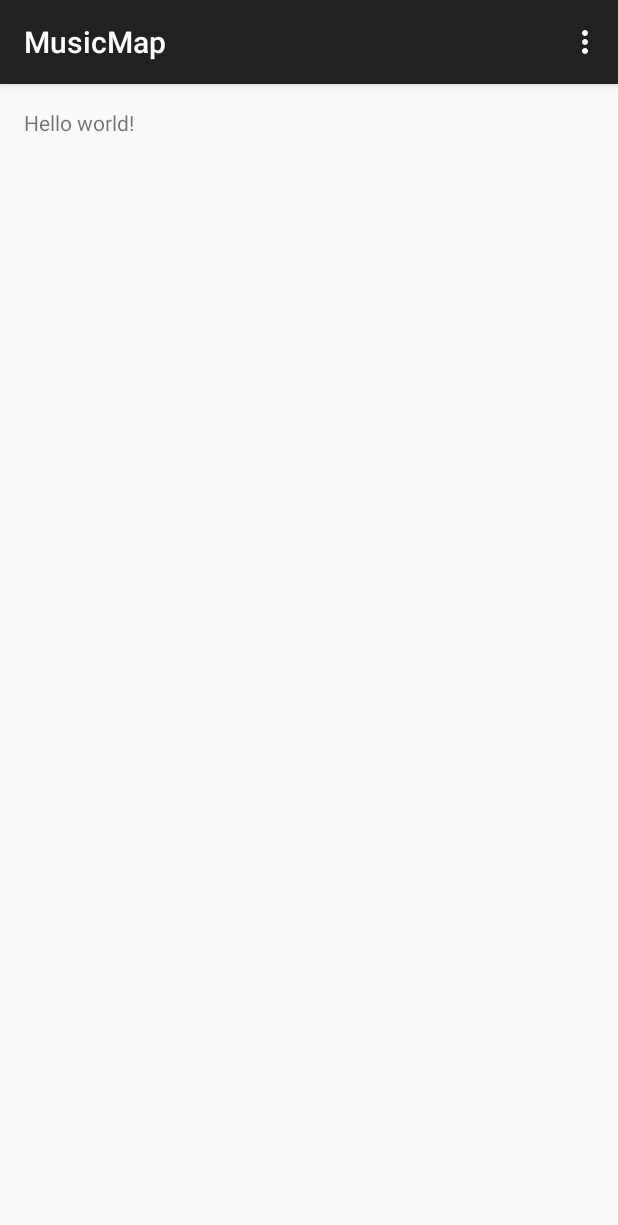
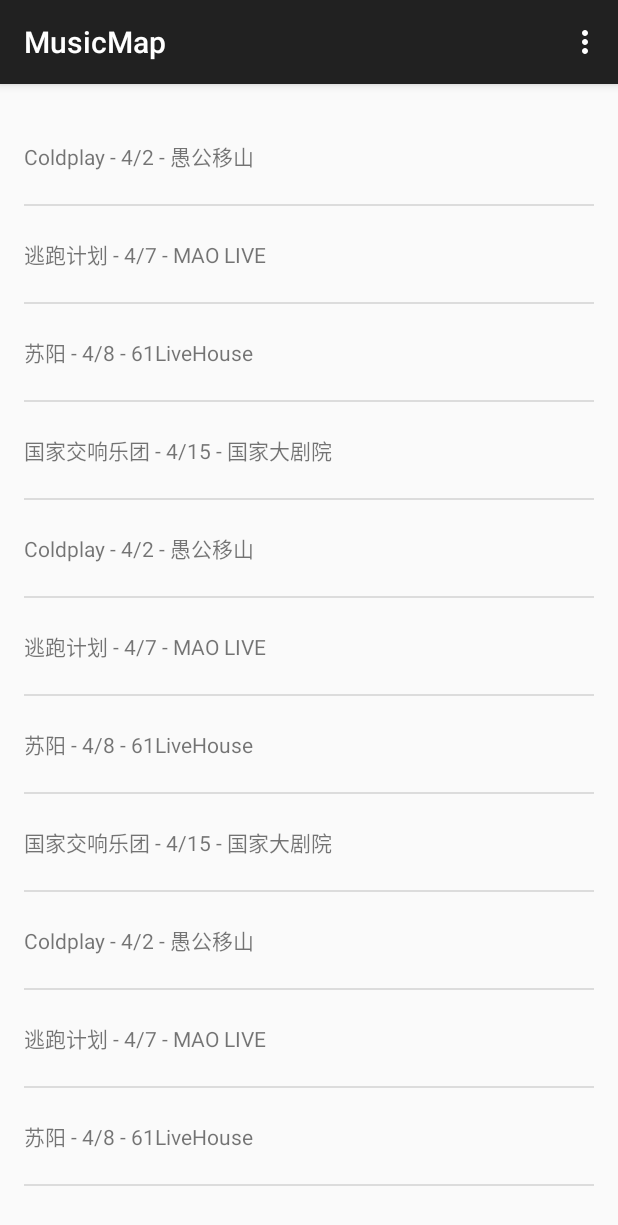
Before and after one commit to ThomasCJY/MusicMap, an Android app: the screen it shows after launch (MainActivity), on a phone screen of 412 x 824 dp. Shown: the top 1225 px of the screen. Run offline under Robolectric (Android 15) with nearby library versions, the phone set to English and light mode, and no system bars.

Commit message:
V0.0 The first runnable View

```diff
--- a/app/src/main/java/com/example/thomas/musicmap/MainActivity.java
+++ b/app/src/main/java/com/example/thomas/musicmap/MainActivity.java
@@ -1,15 +1,18 @@
 package com.example.thomas.musicmap;
 
+import android.os.Bundle;
+import android.support.v4.app.Fragment;
 import android.support.v7.app.ActionBarActivity;
-import android.support.v7.app.ActionBar;
-import android.support.v4.app.Fragment;
-import android.os.Bundle;
 import android.view.LayoutInflater;
 import android.view.Menu;
 import android.view.MenuItem;
 import android.view.View;
 import android.view.ViewGroup;
-import android.os.Build;
+import android.widget.ArrayAdapter;
+import android.widget.ListView;
+
+import java.util.ArrayList;
+import java.util.Arrays;
 
 
 public class MainActivity extends ActionBarActivity {
@@ -53,13 +56,42 @@ public class MainActivity extends ActionBarActivity {
      */
     public static class PlaceholderFragment extends Fragment {
 
+        ArrayAdapter<String> arrayAdapter;
+
         public PlaceholderFragment() {
         }
 
         @Override
         public View onCreateView(LayoutInflater inflater, ViewGroup container,
                                  Bundle savedInstanceState) {
+            String[] strings = {
+                    "Coldplay - 4/2 - 愚公移山",
+                    "逃跑计划 - 4/7 - MAO LIVE",
+                    "苏阳 - 4/8 - 61LiveHouse",
+                    "国家交响乐团 - 4/15 - 国家大剧院",
+                    "Coldplay - 4/2 - 愚公移山",
+                    "逃跑计划 - 4/7 - MAO LIVE",
+                    "苏阳 - 4/8 - 61LiveHouse",
+                    "国家交响乐团 - 4/15 - 国家大剧院",
+                    "Coldplay - 4/2 - 愚公移山",
+                    "逃跑计划 - 4/7 - MAO LIVE",
+                    "苏阳 - 4/8 - 61LiveHouse",
+                    "国家交响乐团 - 4/15 - 国家大剧院"
+            };
+
+            ArrayList<String> arrayList = new ArrayList<>(Arrays.asList(strings));
+
             View rootView = inflater.inflate(R.layout.fragment_main, container, false);
+            ListView listView = (ListView)rootView.findViewById(R.id.listView_performance);
+            arrayAdapter = new ArrayAdapter<String>(
+                    getActivity(),
+                    R.layout.list_item_forecast,
+                    R.id.list_item_performance_textView,
+                    arrayList
+            );
+            listView.setAdapter(arrayAdapter);
+
+
             return rootView;
         }
     }
--- a/app/src/main/res/layout/fragment_main.xml
+++ b/app/src/main/res/layout/fragment_main.xml
@@ -6,7 +6,11 @@
     android:paddingBottom="@dimen/activity_vertical_margin"
     tools:context=".MainActivity$PlaceholderFragment">
 
-    <TextView android:text="@string/hello_world" android:layout_width="wrap_content"
-        android:layout_height="wrap_content" />
+<ListView
+    android:layout_width="match_parent"
+    android:layout_height="match_parent"
+    android:id="@+id/listView_performance">
+
+    </ListView>
 
 </RelativeLayout>
--- /dev/null
+++ b/app/src/main/res/layout/list_item_forecast.xml
@@ -0,0 +1,8 @@
+<?xml version="1.0" encoding="utf-8"?>
+<TextView xmlns:android="http://schemas.android.com/apk/res/android"
+    android:layout_width="match_parent"
+    android:layout_height="wrap_content"
+    android:minHeight="?android:attr/listPreferredItemHeight"
+    android:gravity="center_vertical"
+    android:id="@+id/list_item_performance_textView"
+    />
--- /dev/null
+++ b/build.gradle
@@ -0,0 +1,19 @@
+// Top-level build file where you can add configuration options common to all sub-projects/modules.
+
+buildscript {
+    repositories {
+        jcenter()
+    }
+    dependencies {
+        classpath 'com.android.tools.build:gradle:1.1.0'
+
+        // NOTE: Do not place your application dependencies here; they belong
+        // in the individual module build.gradle files
+    }
+}
+
+allprojects {
+    repositories {
+        jcenter()
+    }
+}
--- /dev/null
+++ b/settings.gradle
@@ -0,0 +1 @@
+include ':app'
```
Also changed, not shown: gradle.properties (added, +18 -0 lines), gradle/wrapper/gradle-wrapper.properties (added), 6 other files.
